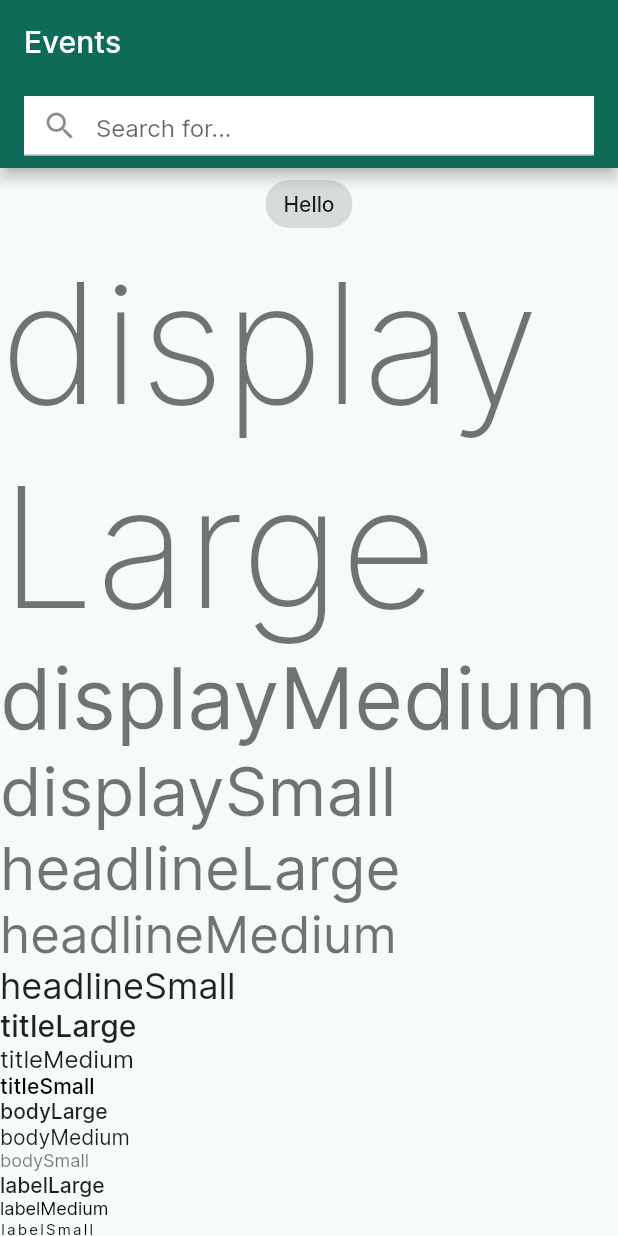
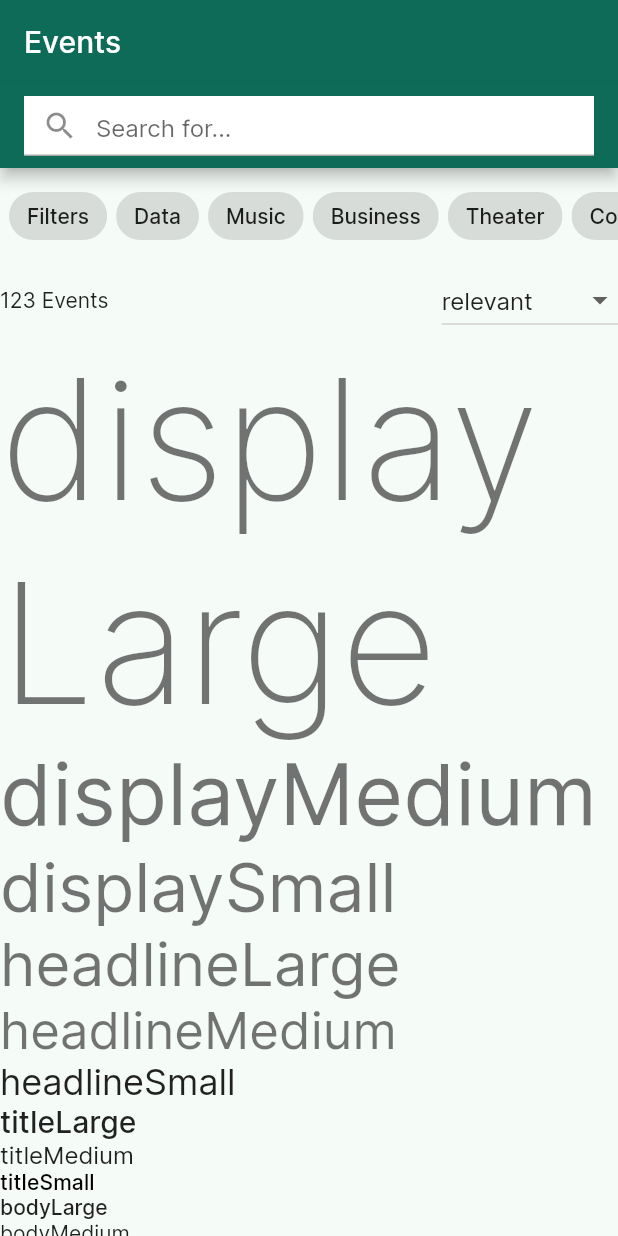
Before and after one commit to juanpa097/teapptro, a Flutter app: the screen it shows after launch, on a phone screen of 412 x 824 dp. Run offline on Flutter 3.47's test engine with Material 2 defaults, Android fonts, the phone set to English and light mode, and no system bars.

Commit message:
Created summary bar

```diff
--- a/lib/features/search/presentation/pages/search_event_page.dart
+++ b/lib/features/search/presentation/pages/search_event_page.dart
@@ -1,4 +1,6 @@
 import 'package:flutter/material.dart';
+import 'package:teapptro/features/search/presentation/widgets/events_summary_widget.dart';
+import 'package:teapptro/features/search/presentation/widgets/filter_list_widget.dart';
 import 'package:teapptro/features/search/presentation/widgets/search_sliver_app_bar_widget.dart';
 
 class SearchEventPage extends StatelessWidget {
@@ -10,9 +12,10 @@ class SearchEventPage extends StatelessWidget {
       body: CustomScrollView(
         slivers: [
           const SearchSliverAppBarWidget(),
+          const FilterListWidget(),
           SliverList(
               delegate: SliverChildListDelegate([
-                Chip(label: const Text("Hello")),
+                const EventSummaryWidget(),
             Text("displayLarge",
                 style: Theme.of(context).textTheme.displayLarge),
             Text("displayMedium",
@@ -34,7 +37,7 @@ class SearchEventPage extends StatelessWidget {
             Text("labelLarge", style: Theme.of(context).textTheme.labelLarge),
             Text("labelMedium", style: Theme.of(context).textTheme.labelMedium),
             Text("labelSmall", style: Theme.of(context).textTheme.labelSmall),
-          ]))
+          ])),
         ],
       ),
     );
--- /dev/null
+++ b/lib/features/search/presentation/widgets/events_summary_widget.dart
@@ -0,0 +1,17 @@
+import 'package:flutter/material.dart';
+import 'package:teapptro/features/search/presentation/widgets/sort_selector_widget.dart';
+
+class EventSummaryWidget extends StatelessWidget {
+  const EventSummaryWidget({Key? key}) : super(key: key);
+
+  @override
+  Widget build(BuildContext context) {
+    return Row(
+      mainAxisAlignment: MainAxisAlignment.spaceBetween,
+      children: const [
+        Text("123 Events"),
+        SortSelectorWidget(),
+      ],
+    );
+  }
+}
--- /dev/null
+++ b/lib/features/search/presentation/widgets/sort_selector_widget.dart
@@ -0,0 +1,32 @@
+import 'package:flutter/material.dart';
+
+class SortSelectorWidget extends StatefulWidget {
+  const SortSelectorWidget({Key? key}) : super(key: key);
+
+  @override
+  State<SortSelectorWidget> createState() => _SortSelectorState();
+}
+
+class _SortSelectorState extends State<SortSelectorWidget> {
+  String dropdownValue = 'relevant';
+
+  @override
+  Widget build(BuildContext context) {
+    return DropdownButton<String>(
+      value: dropdownValue,
+      elevation: 16,
+      onChanged: (String? newValue) {
+        setState(() {
+          dropdownValue = newValue!;
+        });
+      },
+      items: <String>['relevant', 'creation day', 'date']
+          .map<DropdownMenuItem<String>>((String value) {
+        return DropdownMenuItem<String>(
+          value: value,
+          child: Text(value),
+        );
+      }).toList(),
+    );
+  }
+}
```
Also changed, not shown: lib/features/search/presentation/widgets/filter_list_widget.dart (added, +36 -0 lines).
